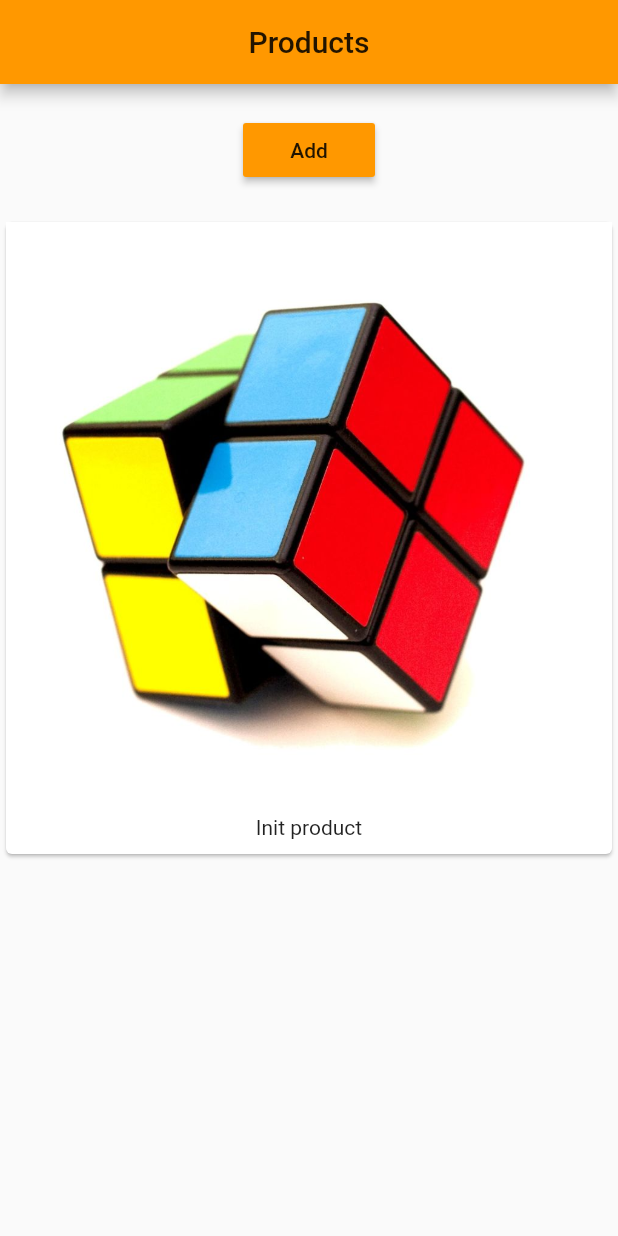
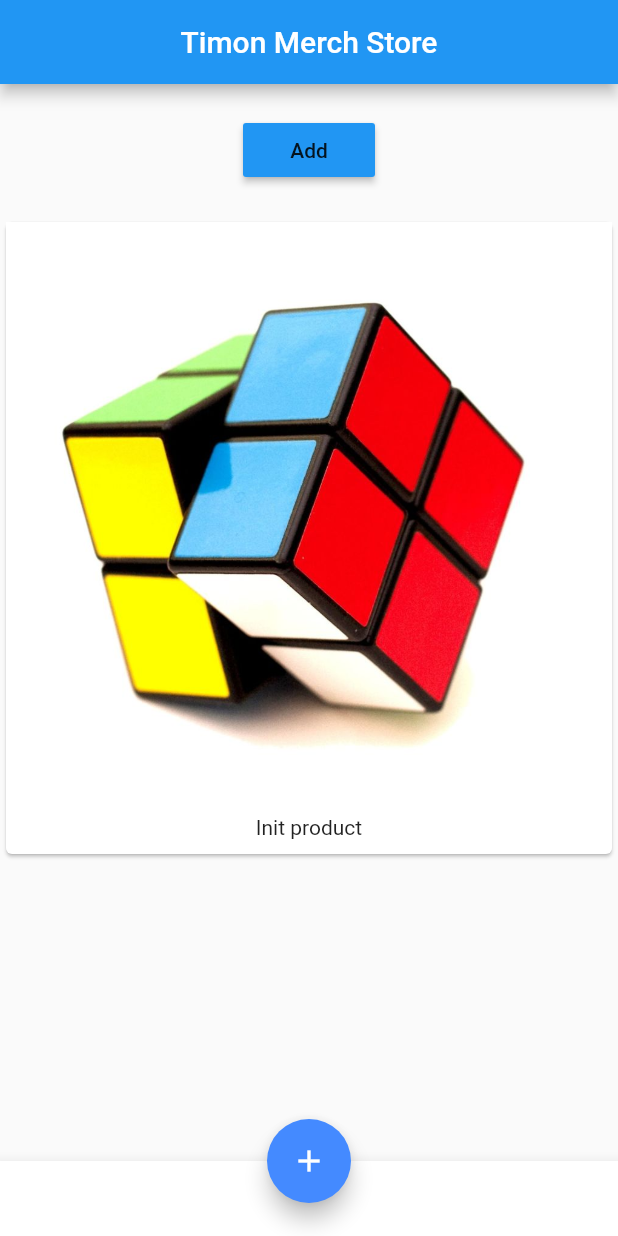
Before and after one commit to ssokurenko/flutter_demo, a Flutter app: the screen it shows after launch, on a phone screen of 412 x 824 dp. Run offline on Flutter 3.47's test engine with Material 2 defaults, Android fonts, the phone set to English and light mode, and no system bars.

Commit message:
Wrapped up with a ListView widget, optimized performance

```diff
--- a/lib/main.dart
+++ b/lib/main.dart
@@ -16,14 +16,24 @@ class App extends StatelessWidget {
     return MaterialApp(
       theme: ThemeData(
           brightness: Brightness.light,
-          primarySwatch: Colors.orange,
-          accentColor: Colors.orangeAccent),
+          primarySwatch: Colors.blue,
+          accentColor: Colors.blueAccent),
       home: Scaffold(
           appBar: AppBar(
               title: Center(
-            child: Text('Products'),
+            child: Text('Timon Merch Store'),
           )),
-          body: ProductManager(startingProduct: 'Init product')),
+          body: ProductManager(startingProduct: 'Init product'),
+          bottomNavigationBar: BottomAppBar(
+      child: Container(height: 50.0,),
+    ),
+    floatingActionButton: FloatingActionButton(
+      onPressed: () => {},
+      tooltip: 'Add',
+      child: Icon(Icons.add),
+    ),
+    floatingActionButtonLocation: FloatingActionButtonLocation.centerDocked,),
+
       debugShowCheckedModeBanner: false,
     );
   }
--- a/lib/widgets/product_manager.dart
+++ b/lib/widgets/product_manager.dart
@@ -35,7 +35,10 @@ class _ProductManagerState extends State<ProductManager> {
       Container(
         margin: EdgeInsets.all(20.0),
         child: ProductControl(_addProduct)),
-      Products(_products)
+      Expanded(
+        child: Products(_products),
+      )
+
     ]);
   }
 }
--- a/lib/widgets/products.dart
+++ b/lib/widgets/products.dart
@@ -5,20 +5,24 @@ class Products extends StatelessWidget {
 
   Products([this.products = const []]);
 
+  Widget _buildProductItem(context, index) {
+    return Card(
+        child: Column(
+      children: <Widget>[
+        Image.asset('assets/images/product.jpg'),
+        Container(
+          margin: EdgeInsets.all(10.0),
+          child: Text(products[index]),
+        )
+      ],
+    ));
+  }
+
   @override
   Widget build(BuildContext context) {
-    return Column(
-        children: products
-            .map((element) => Card(
-                    child: Column(
-                  children: <Widget>[
-                    Image.asset('assets/images/product.jpg'),
-                    Container(
-                      margin: EdgeInsets.all(10.0),
-                      child: Text(element),
-                    )
-                  ],
-                )))
-            .toList());
+    return ListView.builder(
+      itemBuilder: _buildProductItem,
+      itemCount: products.length,
+    );
   }
 }
```
